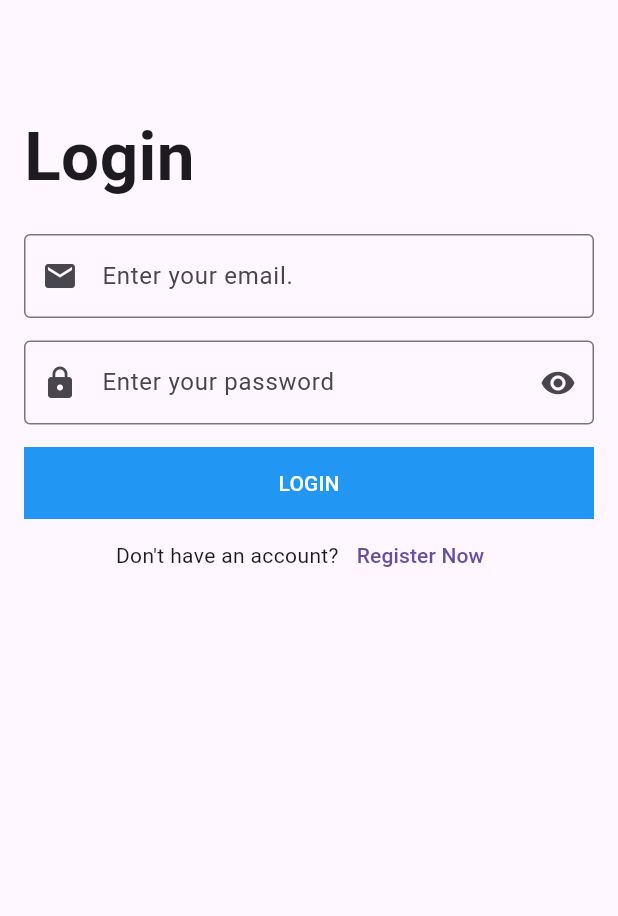
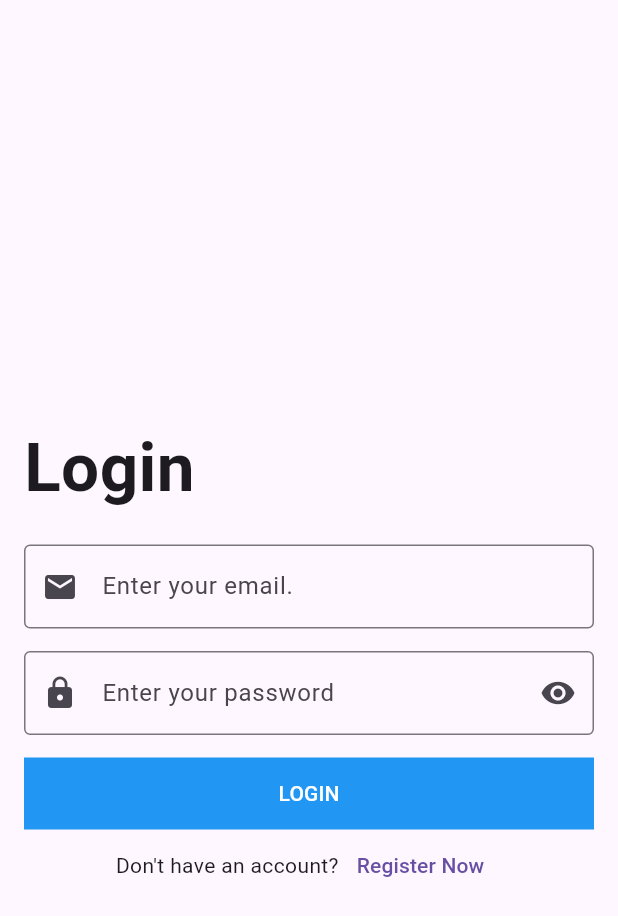
Before and after one commit to Mahmoud-Abdelwahab/flutter-demo, a Flutter app: the screen it shows after launch, on a phone screen of 412 x 824 dp. Shown: the top 916 px of the screen. Run offline on Flutter 3.47's test engine with Material 3 defaults, Android fonts, the phone set to English and light mode, and no system bars.

Commit message:
finalizing login screen

```diff
--- a/lib/login_screen.dart
+++ b/lib/login_screen.dart
@@ -12,6 +12,8 @@ var passwordText = TextEditingController();
       appBar: AppBar(),
       body: Padding(
         padding: const EdgeInsets.all(16.0),
+        child: Center(
+          child: SingleChildScrollView(
             child: Column(
               crossAxisAlignment: CrossAxisAlignment.start,
               children: [
@@ -81,6 +83,8 @@ var passwordText = TextEditingController();
               ],
             ),
           ),
+        ),
+      ),
     );
   }
 }
```
Lines whose indentation alone changed are shown as unchanged.
